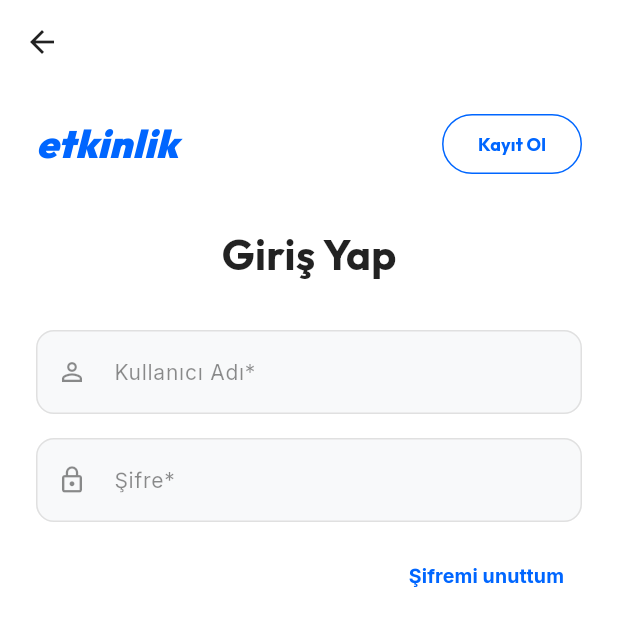
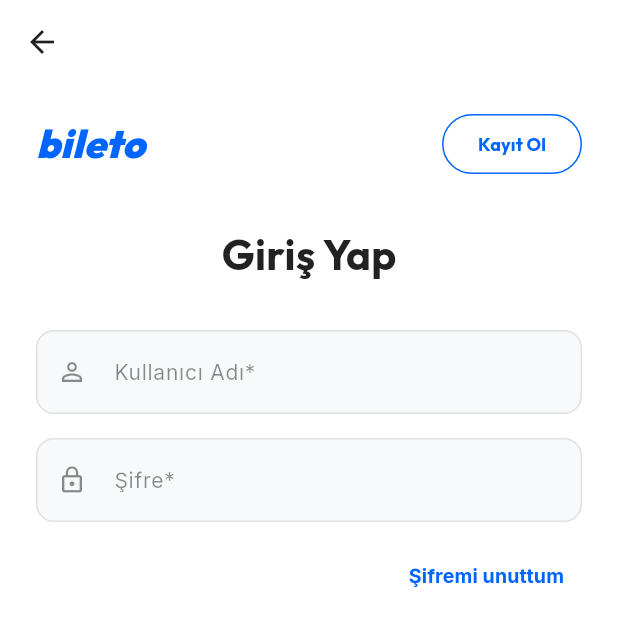
Before and after one commit to rmeysagney/bileto_app, a Flutter app: the LoginRegisterScreen screen opened directly, on a phone screen of 412 x 824 dp, the top half of it. Run offline on Flutter 3.47's test engine with Material 3 defaults, Android fonts, the phone set to English and light mode, and no system bars; our stand-ins replace google_fonts, share_plus, shared_preferences, table_calendar; accounts and stored records are empty; network calls fail.

Commit message:
feat: Update app name and branding logos to Bileto across UI

```diff
--- a/etkinlik_flutter/lib/main.dart
+++ b/etkinlik_flutter/lib/main.dart
@@ -25,7 +25,7 @@ class MyApp extends StatelessWidget {
         ChangeNotifierProvider(create: (_) => EventProvider()),
       ],
       child: MaterialApp(
-        title: 'Etkinlik Takip',
+        title: 'Bileto',
         debugShowCheckedModeBanner: false,
 
         // Türkçe Yerelleştirme
--- a/etkinlik_flutter/lib/views/auth/login_register_screen.dart
+++ b/etkinlik_flutter/lib/views/auth/login_register_screen.dart
@@ -199,7 +199,7 @@ class _LoginRegisterScreenState extends State<LoginRegisterScreen> {
                         ),
                         const SizedBox(width: 12),
                         Text(
-                          'etkinlik',
+                          'bileto',
                           style: GoogleFonts.outfit(
                             fontSize: 38,
                             fontWeight: FontWeight.w900,
@@ -304,7 +304,7 @@ class _LoginRegisterScreenState extends State<LoginRegisterScreen> {
             mainAxisAlignment: MainAxisAlignment.spaceBetween,
             children: [
               Text(
-                'etkinlik',
+                'bileto',
                 style: GoogleFonts.outfit(
                   fontSize: 26,
                   fontWeight: FontWeight.w900,
--- a/etkinlik_flutter/lib/views/event_detail/event_detail_screen.dart
+++ b/etkinlik_flutter/lib/views/event_detail/event_detail_screen.dart
@@ -487,7 +487,7 @@ Detayları incelemek ve katılmak için uygulamaya göz at!
                       const Icon(Icons.confirmation_number_rounded, color: Colors.white, size: 24),
                       const SizedBox(width: 6),
                       Text(
-                        'etkinlik',
+                        'bileto',
                         style: GoogleFonts.outfit(
                           fontWeight: FontWeight.w900,
                           fontSize: 22,
--- a/etkinlik_flutter/lib/views/main_navigation_screen.dart
+++ b/etkinlik_flutter/lib/views/main_navigation_screen.dart
@@ -54,7 +54,7 @@ class _MainNavigationScreenState extends State<MainNavigationScreen> {
                       const Icon(Icons.admin_panel_settings, color: Colors.amberAccent, size: 28),
                       const SizedBox(width: 8),
                       Text(
-                        'etkinlik',
+                        'bileto',
                         style: GoogleFonts.outfit(
                           fontWeight: FontWeight.w900,
                           fontSize: 22,
@@ -198,7 +198,7 @@ class _MainNavigationScreenState extends State<MainNavigationScreen> {
                     const Icon(Icons.confirmation_number_rounded, color: Colors.white, size: 26),
                     const SizedBox(width: 8),
                     Text(
-                      'etkinlik',
+                      'bileto',
                       style: GoogleFonts.outfit(
                         fontWeight: FontWeight.w900,
                         fontSize: 22,
--- a/etkinlik_flutter/pubspec.yaml
+++ b/etkinlik_flutter/pubspec.yaml
@@ -1,5 +1,5 @@
 name: etkinlik_flutter
-description: "Etkinlik Takip ve Yönetim Mobil Uygulaması"
+description: "Bileto - Etkinlik Takip ve Bilet Yönetim Uygulaması"
 publish_to: 'none'
 
 version: 1.0.0+1
```
Also changed, not shown: 1 other file.
